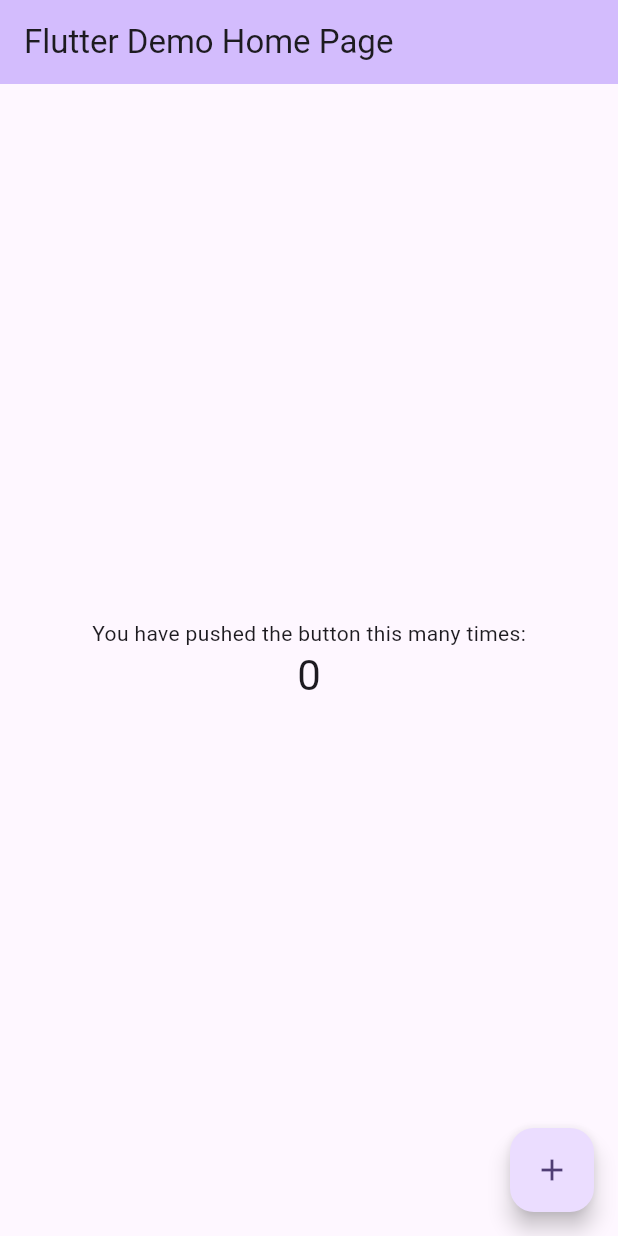
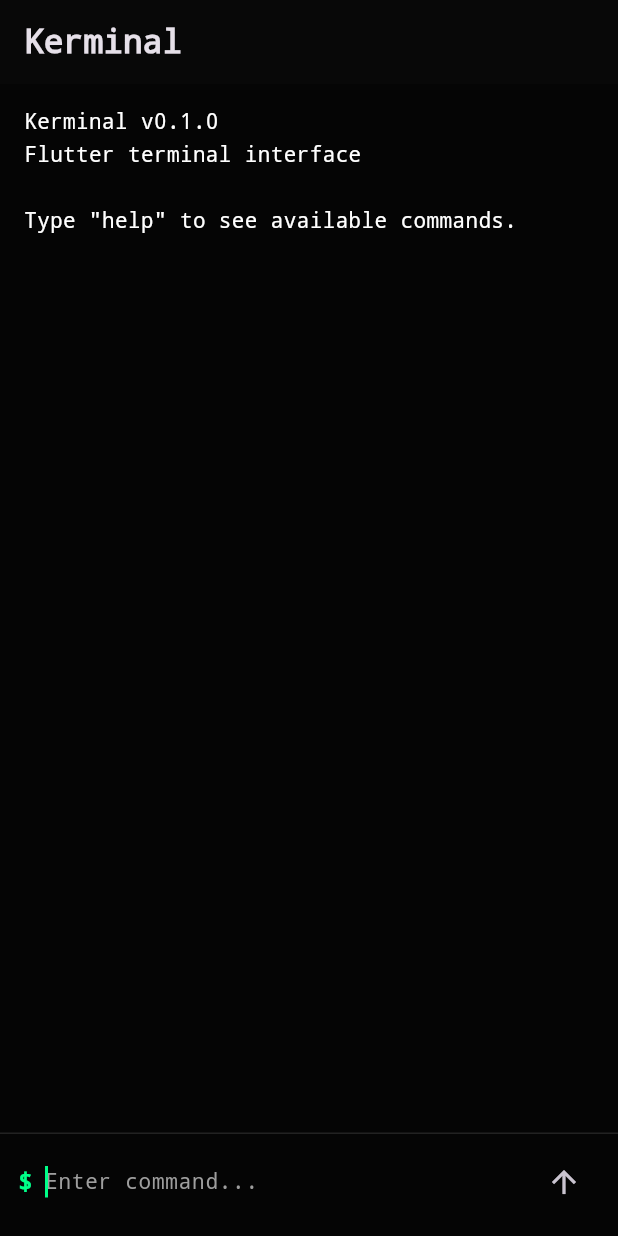
Before and after one commit to Kab257/Kerminal, a Flutter app: the screen it shows after launch, on a phone screen of 412 x 824 dp. Run offline on Flutter 3.47's test engine with Material 3 defaults, Android fonts, the phone set to English and light mode, and no system bars.

Commit message:
Build Kerminal terminal UI

```diff
--- a/lib/main.dart
+++ b/lib/main.dart
@@ -1,122 +1,203 @@
 import 'package:flutter/material.dart';
 
 void main() {
-  runApp(const MyApp());
+  runApp(const KerminalApp());
 }
 
-class MyApp extends StatelessWidget {
-  const MyApp({super.key});
+class KerminalApp extends StatelessWidget {
+  const KerminalApp({super.key});
 
-  // This widget is the root of your application.
   @override
   Widget build(BuildContext context) {
     return MaterialApp(
-      title: 'Flutter Demo',
+      debugShowCheckedModeBanner: false,
+      title: 'Kerminal',
       theme: ThemeData(
-        // This is the theme of your application.
-        //
-        // TRY THIS: Try running your application with "flutter run". You'll see
-        // the application has a purple toolbar. Then, without quitting the app,
-        // try changing the seedColor in the colorScheme below to Colors.green
-        // and then invoke "hot reload" (save your changes or press the "hot
-        // reload" button in a Flutter-supported IDE, or press "r" if you used
-        // the command line to start the app).
-        //
-        // Notice that the counter didn't reset back to zero; the application
-        // state is not lost during the reload. To reset the state, use hot
-        // restart instead.
-        //
-        // This works for code too, not just values: Most code changes can be
-        // tested with just a hot reload.
-        colorScheme: .fromSeed(seedColor: Colors.deepPurple),
+        brightness: Brightness.dark,
+        scaffoldBackgroundColor: const Color(0xFF050505),
+        fontFamily: 'monospace',
       ),
-      home: const MyHomePage(title: 'Flutter Demo Home Page'),
+      home: const TerminalScreen(),
     );
   }
 }
 
-class MyHomePage extends StatefulWidget {
-  const MyHomePage({super.key, required this.title});
-
-  // This widget is the home page of your application. It is stateful, meaning
-  // that it has a State object (defined below) that contains fields that affect
-  // how it looks.
-
-  // This class is the configuration for the state. It holds the values (in this
-  // case the title) provided by the parent (in this case the App widget) and
-  // used by the build method of the State. Fields in a Widget subclass are
-  // always marked "final".
-
-  final String title;
+class TerminalScreen extends StatefulWidget {
+  const TerminalScreen({super.key});
 
   @override
-  State<MyHomePage> createState() => _MyHomePageState();
+  State<TerminalScreen> createState() => _TerminalScreenState();
 }
 
-class _MyHomePageState extends State<MyHomePage> {
-  int _counter = 0;
+class _TerminalScreenState extends State<TerminalScreen> {
+  final TextEditingController _controller = TextEditingController();
+  final ScrollController _scrollController = ScrollController();
 
-  void _incrementCounter() {
+  final List<String> _output = [
+    'Kerminal v0.1.0',
+    'Flutter terminal interface',
+    '',
+    'Type "help" to see available commands.',
+    '',
+  ];
+
+  void _executeCommand() {
+    final command = _controller.text.trim();
+
+    if (command.isEmpty) {
+      return;
+    }
+
     setState(() {
-      // This call to setState tells the Flutter framework that something has
-      // changed in this State, which causes it to rerun the build method below
-      // so that the display can reflect the updated values. If we changed
-      // _counter without calling setState(), then the build method would not be
-      // called again, and so nothing would appear to happen.
-      _counter++;
+      _output.add('\$ $command');
+
+      switch (command) {
+        case 'help':
+          _output.addAll([
+            'Available commands:',
+            '  help       Show this help message',
+            '  clear      Clear terminal',
+            '  echo       Print text',
+            '  pwd        Show current directory',
+            '  whoami     Show current user',
+            '  uname      Show system information',
+          ]);
+          break;
+
+        case 'clear':
+          _output.clear();
+          break;
+
+        case 'pwd':
+          _output.add('/data/data/com.kerminal/files');
+          break;
+
+        case 'whoami':
+          _output.add('kerminal');
+          break;
+
+        case 'uname':
+          _output.add('Kerminal Android');
+          break;
+
+        default:
+          if (command.startsWith('echo ')) {
+            _output.add(command.substring(5));
+          } else {
+            _output.add('Command not found: $command');
+          }
+      }
+
+      _controller.clear();
+    });
+
+    WidgetsBinding.instance.addPostFrameCallback((_) {
+      if (_scrollController.hasClients) {
+        _scrollController.animateTo(
+          _scrollController.position.maxScrollExtent,
+          duration: const Duration(milliseconds: 150),
+          curve: Curves.easeOut,
+        );
+      }
     });
   }
 
   @override
+  void dispose() {
+    _controller.dispose();
+    _scrollController.dispose();
+    super.dispose();
+  }
+
+  @override
   Widget build(BuildContext context) {
-    // This method is rerun every time setState is called, for instance as done
-    // by the _incrementCounter method above.
-    //
-    // The Flutter framework has been optimized to make rerunning build methods
-    // fast, so that you can just rebuild anything that needs updating rather
-    // than having to individually change instances of widgets.
     return Scaffold(
       appBar: AppBar(
-        // TRY THIS: Try changing the color here to a specific color (to
-        // Colors.amber, perhaps?) and trigger a hot reload to see the AppBar
-        // change color while the other colors stay the same.
-        backgroundColor: Theme.of(context).colorScheme.inversePrimary,
-        // Here we take the value from the MyHomePage object that was created by
-        // the App.build method, and use it to set our appbar title.
-        title: Text(widget.title),
+        title: const Text(
+          'Kerminal',
+          style: TextStyle(
+            fontWeight: FontWeight.bold,
+          ),
+        ),
+        backgroundColor: const Color(0xFF080808),
       ),
-      body: Center(
-        // Center is a layout widget. It takes a single child and positions it
-        // in the middle of the parent.
+      body: SafeArea(
         child: Column(
-          // Column is also a layout widget. It takes a list of children and
-          // arranges them vertically. By default, it sizes itself to fit its
-          // children horizontally, and tries to be as tall as its parent.
-          //
-          // Column has various properties to control how it sizes itself and
-          // how it positions its children. Here we use mainAxisAlignment to
-          // center the children vertically; the main axis here is the vertical
-          // axis because Columns are vertical (the cross axis would be
-          // horizontal).
-          //
-          // TRY THIS: Invoke "debug painting" (choose the "Toggle Debug Paint"
-          // action in the IDE, or press "p" in the console), to see the
-          // wireframe for each widget.
-          mainAxisAlignment: .center,
           children: [
-            const Text('You have pushed the button this many times:'),
-            Text(
-              '$_counter',
-              style: Theme.of(context).textTheme.headlineMedium,
+            Expanded(
+              child: ListView.builder(
+                controller: _scrollController,
+                padding: const EdgeInsets.all(16),
+                itemCount: _output.length,
+                itemBuilder: (context, index) {
+                  return Padding(
+                    padding: const EdgeInsets.only(bottom: 4),
+                    child: Text(
+                      _output[index],
+                      style: const TextStyle(
+                        fontSize: 14,
+                        color: Colors.white,
+                        height: 1.25,
+                      ),
+                    ),
+                  );
+                },
+              ),
+            ),
+
+            Container(
+              padding: const EdgeInsets.fromLTRB(12, 8, 12, 12),
+              decoration: const BoxDecoration(
+                border: Border(
+                  top: BorderSide(
+                    color: Color(0xFF222222),
+                  ),
+                ),
+              ),
+              child: Row(
+                crossAxisAlignment: CrossAxisAlignment.center,
+                children: [
+                  const Text(
+                    '\$',
+                    style: TextStyle(
+                      color: Color(0xFF00FF88),
+                      fontWeight: FontWeight.bold,
+                      fontSize: 16,
+                    ),
+                  ),
+                  const SizedBox(width: 8),
+                  Expanded(
+                    child: TextField(
+                      controller: _controller,
+                      autofocus: true,
+                      style: const TextStyle(
+                        color: Colors.white,
+                        fontFamily: 'monospace',
+                        fontSize: 14,
+                      ),
+                      cursorColor: const Color(0xFF00FF88),
+                      decoration: const InputDecoration(
+                        hintText: 'Enter command...',
+                        hintStyle: TextStyle(
+                          color: Colors.grey,
+                        ),
+                        border: InputBorder.none,
+                        isDense: true,
+                      ),
+                      onSubmitted: (_) => _executeCommand(),
+                    ),
+                  ),
+                  IconButton(
+                    onPressed: _executeCommand,
+                    icon: const Icon(Icons.arrow_upward),
+                    tooltip: 'Run command',
+                  ),
+                ],
+              ),
             ),
           ],
         ),
       ),
-      floatingActionButton: FloatingActionButton(
-        onPressed: _incrementCounter,
-        tooltip: 'Increment',
-        child: const Icon(Icons.add),
-      ),
     );
   }
 }
```
Also changed, not shown: 1 other file.
